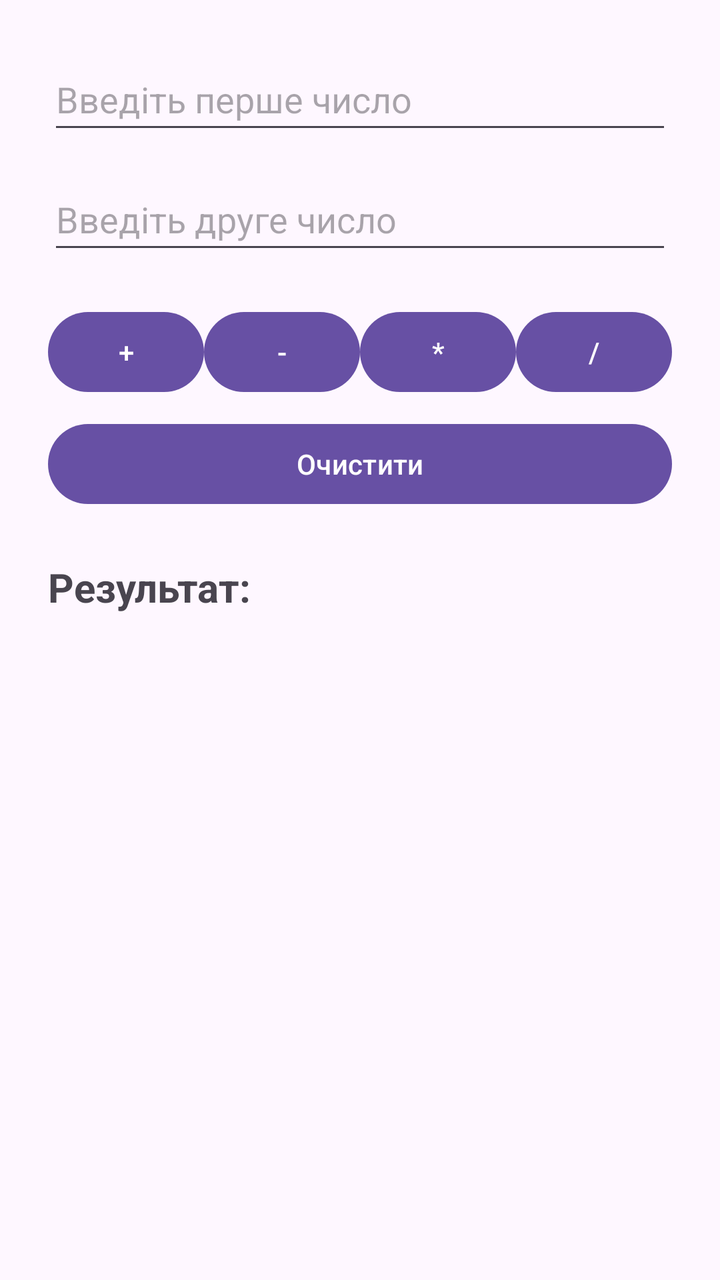
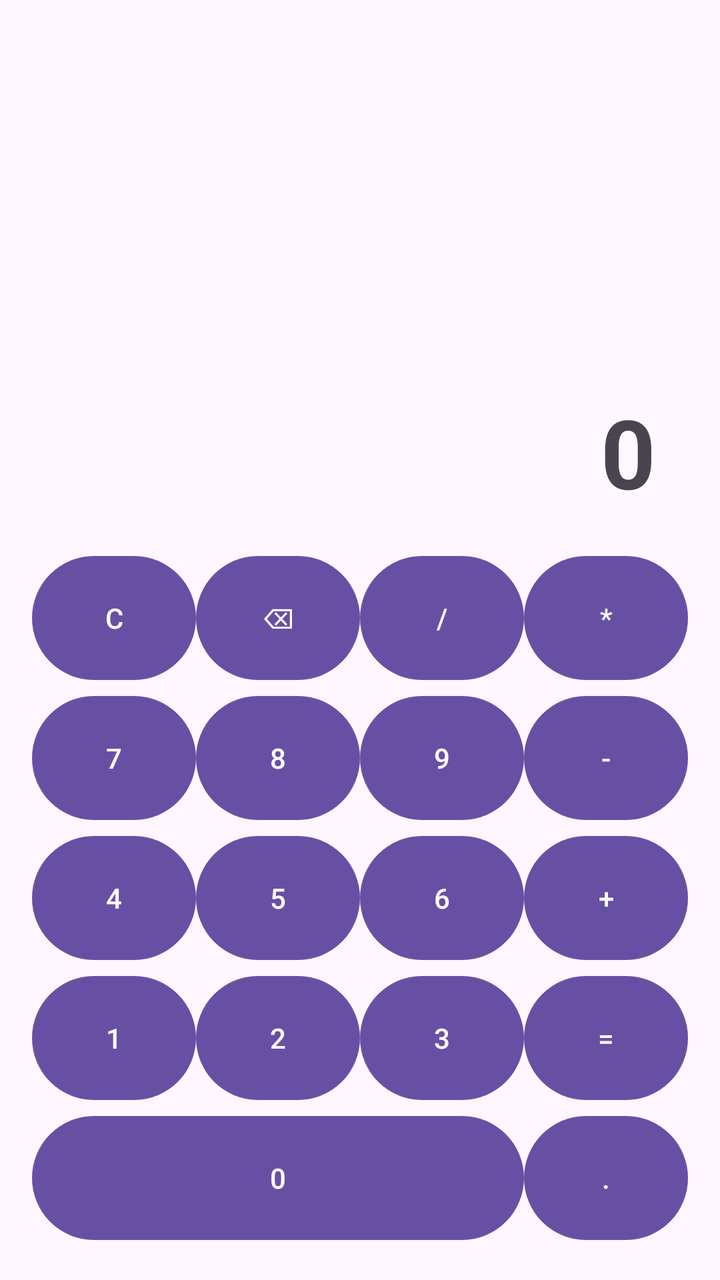

An Android layout rendered at two revisions. The XML below is the earlier revision; the diff shows what the commit changed to produce the second picture.
<!-- AndroidManifest.xml: application theme Theme.FirstApplication -->
<!-- res/layout/activity_main.xml -->
<?xml version="1.0" encoding="utf-8"?>
<LinearLayout
    xmlns:android="http://schemas.android.com/apk/res/android"
    android:layout_width="match_parent"
    android:layout_height="match_parent"
    android:orientation="vertical"
    android:padding="24dp">

    
    <EditText
        android:id="@+id/etFirstNumber"
        android:layout_width="match_parent"
        android:layout_height="wrap_content"
        android:hint="Введіть перше число"
        android:inputType="numberDecimal"
        android:minHeight="48dp" />

    
    <EditText
        android:id="@+id/etSecondNumber"
        android:layout_width="match_parent"
        android:layout_height="wrap_content"
        android:layout_marginTop="12dp"
        android:hint="Введіть друге число"
        android:inputType="numberDecimal"
        android:minHeight="48dp" />

    
    <LinearLayout
        android:layout_width="match_parent"
        android:layout_height="wrap_content"
        android:layout_marginTop="20dp"
        android:orientation="horizontal">

        <Button
            android:id="@+id/btnAdd"
            android:layout_width="0dp"
            android:layout_height="wrap_content"
            android:layout_weight="1"
            android:text="+" />

        <Button
            android:id="@+id/btnSubtract"
            android:layout_width="0dp"
            android:layout_height="wrap_content"
            android:layout_weight="1"
            android:text="-" />

        <Button
            android:id="@+id/btnMultiply"
            android:layout_width="0dp"
            android:layout_height="wrap_content"
            android:layout_weight="1"
            android:text="*" />

        <Button
            android:id="@+id/btnDivide"
            android:layout_width="0dp"
            android:layout_height="wrap_content"
            android:layout_weight="1"
            android:text="/" />
    </LinearLayout>

    
    <Button
        android:id="@+id/btnClear"
        android:layout_width="match_parent"
        android:layout_height="wrap_content"
        android:layout_marginTop="8dp"
        android:text="Очистити" />

    
    <TextView
        android:id="@+id/tvResult"
        android:layout_width="match_parent"
        android:layout_height="wrap_content"
        android:layout_marginTop="24dp"
        android:textSize="20sp"
        android:textStyle="bold"
        android:text="Результат: " />

</LinearLayout>
<!-- resources referenced by this layout -->
<resources>
  <style name="Theme.FirstApplication" parent="Base.Theme.FirstApplication" />
  <style name="Base.Theme.FirstApplication" parent="Theme.Material3.DayNight.NoActionBar">
          
          
      </style>
</resources>

<!-- the commit's change to res/layout/activity_main.xml (unified diff, before → after) -->
@@ -1,82 +1,102 @@
 <?xml version="1.0" encoding="utf-8"?>
-<LinearLayout
+<androidx.constraintlayout.widget.ConstraintLayout
     xmlns:android="http://schemas.android.com/apk/res/android"
+    xmlns:app="http://schemas.android.com/apk/res-auto"
     android:layout_width="match_parent"
     android:layout_height="match_parent"
-    android:orientation="vertical"
-    android:padding="24dp">
+    android:padding="16dp">
 
     
-    <EditText
-        android:id="@+id/etFirstNumber"
-        android:layout_width="match_parent"
-        android:layout_height="wrap_content"
-        android:hint="Введіть перше число"
-        android:inputType="numberDecimal"
-        android:minHeight="48dp" />
-
-    
-    <EditText
-        android:id="@+id/etSecondNumber"
-        android:layout_width="match_parent"
-        android:layout_height="wrap_content"
-        android:layout_marginTop="12dp"
-        android:hint="Введіть друге число"
-        android:inputType="numberDecimal"
-        android:minHeight="48dp" />
+    <TextView
+        android:id="@+id/tvDisplay"
+        android:layout_width="0dp"
+        android:layout_height="0dp"
+        android:gravity="end|bottom"
+        android:padding="16dp"
+        android:text="0"
+        android:textSize="48sp"
+        android:textStyle="bold"
+        app:layout_constraintBottom_toTopOf="@id/row1"
+        app:layout_constraintEnd_toEndOf="parent"
+        app:layout_constraintStart_toStartOf="parent"
+        app:layout_constraintTop_toTopOf="parent" />
 
     
     <LinearLayout
-        android:layout_width="match_parent"
+        android:id="@+id/row1"
+        android:layout_width="0dp"
         android:layout_height="wrap_content"
-        android:layout_marginTop="20dp"
-        android:orientation="horizontal">
+        android:orientation="horizontal"
+        app:layout_constraintBottom_toTopOf="@id/row2"
+        app:layout_constraintEnd_toEndOf="parent"
+        app:layout_constraintStart_toStartOf="parent">
 
-        <Button
-            android:id="@+id/btnAdd"
-            android:layout_width="0dp"
-            android:layout_height="wrap_content"
-            android:layout_weight="1"
-            android:text="+" />
-
-        <Button
-            android:id="@+id/btnSubtract"
-            android:layout_width="0dp"
-            android:layout_height="wrap_content"
-            android:layout_weight="1"
-            android:text="-" />
-
-        <Button
-            android:id="@+id/btnMultiply"
-            android:layout_width="0dp"
-            android:layout_height="wrap_content"
-            android:layout_weight="1"
-            android:text="*" />
-
-        <Button
-            android:id="@+id/btnDivide"
-            android:layout_width="0dp"
-            android:layout_height="wrap_content"
-            android:layout_weight="1"
-            android:text="/" />
+        <Button android:id="@+id/btnClear" android:layout_width="0dp" android:layout_height="70dp" android:layout_weight="1" android:text="C" />
+        <Button android:id="@+id/btnBackspace" android:layout_width="0dp" android:layout_height="70dp" android:layout_weight="1" android:text="⌫" />
+        <Button android:id="@+id/btnDivide" android:layout_width="0dp" android:layout_height="70dp" android:layout_weight="1" android:text="/" />
+        <Button android:id="@+id/btnMultiply" android:layout_width="0dp" android:layout_height="70dp" android:layout_weight="1" android:text="*" />
     </LinearLayout>
 
     
-    <Button
-        android:id="@+id/btnClear"
-        android:layout_width="match_parent"
+    <LinearLayout
+        android:id="@+id/row2"
+        android:layout_width="0dp"
         android:layout_height="wrap_content"
-        android:layout_marginTop="8dp"
-        android:text="Очистити" />
+        android:orientation="horizontal"
+        app:layout_constraintBottom_toTopOf="@id/row3"
+        app:layout_constraintEnd_toEndOf="parent"
+        app:layout_constraintStart_toStartOf="parent">
+
+        <Button android:id="@+id/btn7" android:layout_width="0dp" android:layout_height="70dp" android:layout_weight="1" android:text="7" />
+        <Button android:id="@+id/btn8" android:layout_width="0dp" android:layout_height="70dp" android:layout_weight="1" android:text="8" />
+        <Button android:id="@+id/btn9" android:layout_width="0dp" android:layout_height="70dp" android:layout_weight="1" android:text="9" />
+        <Button android:id="@+id/btnSubtract" android:layout_width="0dp" android:layout_height="70dp" android:layout_weight="1" android:text="-" />
+    </LinearLayout>
 
     
-    <TextView
-        android:id="@+id/tvResult"
-        android:layout_width="match_parent"
+    <LinearLayout
+        android:id="@+id/row3"
+        android:layout_width="0dp"
         android:layout_height="wrap_content"
-        android:layout_marginTop="24dp"
-        android:textSize="20sp"
-        android:textStyle="bold"
-        android:text="Результат: " />
+        android:orientation="horizontal"
+        app:layout_constraintBottom_toTopOf="@id/row4"
+        app:layout_constraintEnd_toEndOf="parent"
+        app:layout_constraintStart_toStartOf="parent">
 
-</LinearLayout>
+        <Button android:id="@+id/btn4" android:layout_width="0dp" android:layout_height="70dp" android:layout_weight="1" android:text="4" />
+        <Button android:id="@+id/btn5" android:layout_width="0dp" android:layout_height="70dp" android:layout_weight="1" android:text="5" />
+        <Button android:id="@+id/btn6" android:layout_width="0dp" android:layout_height="70dp" android:layout_weight="1" android:text="6" />
+        <Button android:id="@+id/btnAdd" android:layout_width="0dp" android:layout_height="70dp" android:layout_weight="1" android:text="+" />
+    </LinearLayout>
+
+    
+    <LinearLayout
+        android:id="@+id/row4"
+        android:layout_width="0dp"
+        android:layout_height="wrap_content"
+        android:orientation="horizontal"
+        app:layout_constraintBottom_toTopOf="@id/row5"
+        app:layout_constraintEnd_toEndOf="parent"
+        app:layout_constraintStart_toStartOf="parent">
+
+        <Button android:id="@+id/btn1" android:layout_width="0dp" android:layout_height="70dp" android:layout_weight="1" android:text="1" />
+        <Button android:id="@+id/btn2" android:layout_width="0dp" android:layout_height="70dp" android:layout_weight="1" android:text="2" />
+        <Button android:id="@+id/btn3" android:layout_width="0dp" android:layout_height="70dp" android:layout_weight="1" android:text="3" />
+        <Button android:id="@+id/btnEquals" android:layout_width="0dp" android:layout_height="70dp" android:layout_weight="1" android:text="=" />
+    </LinearLayout>
+
+    
+    <LinearLayout
+        android:id="@+id/row5"
+        android:layout_width="0dp"
+        android:layout_height="wrap_content"
+        android:orientation="horizontal"
+        app:layout_constraintBottom_toBottomOf="parent"
+        app:layout_constraintEnd_toEndOf="parent"
+        app:layout_constraintStart_toStartOf="parent">
+
+        <Button android:id="@+id/btn0" android:layout_width="0dp" android:layout_height="70dp" android:layout_weight="3" android:text="0" />
+        <Button android:id="@+id/btnDot" android:layout_width="0dp" android:layout_height="70dp" android:layout_weight="1" android:text="." />
+    </LinearLayout>
+
+</androidx.constraintlayout.widget.ConstraintLayout>
